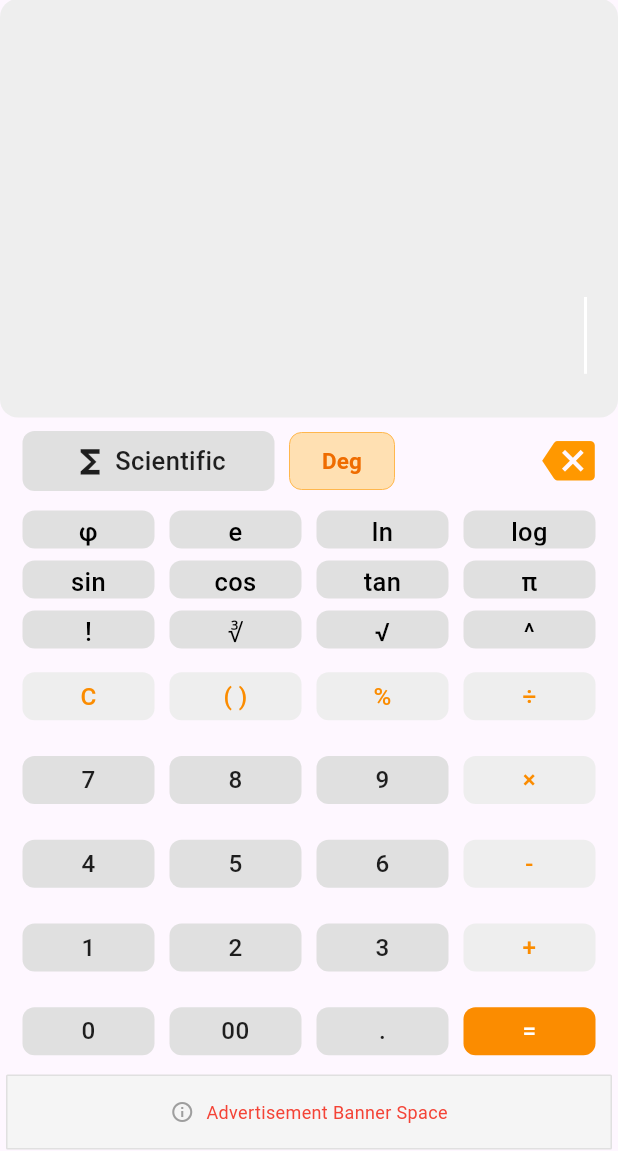
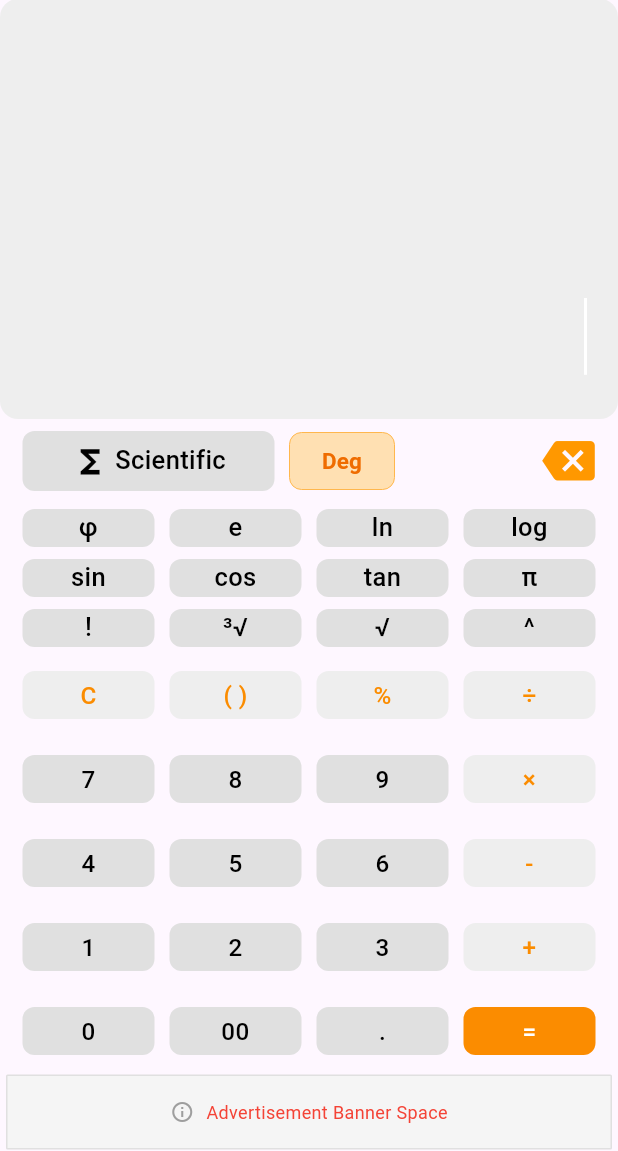
Before and after one commit to SandaruEARL/calculator, a Flutter app: the screen it shows after launch, after a tap on "Basic", on a phone screen of 412 x 824 dp, the part 85-1236 px from its top. Run offline on Flutter 3.47's test engine with Material 3 defaults, Android fonts, the phone set to English and light mode, and no system bars; our stand-ins replace dartz, get_it, math_expressions, shared_preferences.

Commit message:
UI Update

```diff
--- a/lib/features/basic_calculator/presentation/pages/basic_calculator_page.dart
+++ b/lib/features/basic_calculator/presentation/pages/basic_calculator_page.dart
@@ -194,7 +194,7 @@ class _BasicCalculatorPageState extends State<BasicCalculatorPage>
 
                     _buildExpandedButtonRow([
                       _buildExpandedButton('!', () => _handleFactorial(basicVM, sciVM), ButtonType.function),
-                      _buildExpandedButton('∛', () => _handleScientificFunction('∛', basicVM, sciVM), ButtonType.function),
+                      _buildExpandedButton('³√', () => _handleScientificFunction('³√', basicVM, sciVM), ButtonType.function),
                       _buildExpandedButton('√', () => _handleScientificFunction('√', basicVM, sciVM), ButtonType.function),
                       _buildExpandedButton('^', () => basicVM.onOperatorPressed('^'), ButtonType.operator),
                     ]),
@@ -266,7 +266,7 @@ class _BasicCalculatorPageState extends State<BasicCalculatorPage>
   Widget _buildSwapAndBackspaceRow(BasicCalculatorViewModel basicVM, ScientificCalculatorViewModel sciVM) {
     return Container(
       height: 48,
-      margin: EdgeInsets.symmetric(vertical: 5, horizontal: 10), // Minimal horizontal margin
+      margin: EdgeInsets.symmetric(vertical: 4, horizontal: 10), // Minimal horizontal margin
       child: Row(
         crossAxisAlignment: CrossAxisAlignment.center, // Center align all children
         children: [
--- a/lib/features/basic_calculator/presentation/widgets/calculator_button.dart
+++ b/lib/features/basic_calculator/presentation/widgets/calculator_button.dart
@@ -24,6 +24,7 @@ class CalculatorButton extends StatelessWidget {
   final Color? iconColor;
   final double? iconSize;
   final TextStyle? textStyle;
+  final FontWeight? fontWeight;  // Add fontWeight parameter
   final double textSizeMultiplier;
   final int flex;
   final double? width;
@@ -44,6 +45,7 @@ class CalculatorButton extends StatelessWidget {
     this.iconColor,
     this.iconSize,
     this.textStyle,
+    this.fontWeight,  // Add fontWeight parameter
     this.textSizeMultiplier = 1.0,
     this.flex = 1,
     this.width,
@@ -80,12 +82,42 @@ class CalculatorButton extends StatelessWidget {
       case ButtonType.function:
         return Colors.orange.shade600;
       default:
-        return Colors.black87;
+        return Colors.black;
     }
   }
 
-  Color _getIconColor() {
-    return iconColor ?? _getTextColor();
+  FontWeight _getFontWeight() {
+    // If fontWeight is explicitly provided, use it
+    if (fontWeight != null) {
+      return fontWeight!;
+    }
+
+    final trimmedText = text.trim();
+
+    // Special fontWeight for basic operators and functions
+    const basicOperators = {'C', '( )', '÷', '×', '-', '+','%',"="};
+    if (basicOperators.contains(trimmedText)) {
+      return FontWeight.w500; // Slightly bolder for basic operators
+    }
+
+    // Apply w500 to mathematical symbols and scientific functions
+    const lightWeightSymbols = {
+      '³√', '√', '^',
+      'sin', 'cos', 'tan', 'ln', 'log', '!',
+      'φ', 'e', 'π'
+    };
+
+    if (lightWeightSymbols.contains(trimmedText)) {
+      return FontWeight.w500;
+    }
+
+    // Keep equals button normal weight for better visibility
+    if (type == ButtonType.equals) {
+      return FontWeight.normal;
+    }
+
+    // All other buttons (numbers, parentheses, etc.) use w500
+    return FontWeight.w500;
   }
 
   double _getBaseFontSize() {
@@ -97,15 +129,9 @@ class CalculatorButton extends StatelessWidget {
       return 16.0;
     }
 
-    if (isExpandedMode) {
-      if (text.length > 4) return 10.0;
-      if (text.length > 2) return 12.0;
-      return 16.0;
-    } else {
-      if (text.length > 4) return 14.0;
-      if (text.length > 2) return 16.0;
-      return 20.0;
-    }
+    return isExpandedMode
+        ? (text.length > 4 ? 10.0 : text.length > 2 ? 12.0 : 16.0)
+        : (text.length > 4 ? 14.0 : text.length > 2 ? 16.0 : 20.0);
   }
 
   double _getDefaultHeight() {
@@ -120,25 +146,17 @@ class CalculatorButton extends StatelessWidget {
 
   Widget _buildIconShapedButton() {
     final effectiveIconSize = _getIconSize();
-    final touchAreaSize = effectiveIconSize + 1; // 8px padding on each side
-    final margin = EdgeInsets.symmetric(horizontal: 1, vertical: 0);
-
-    final containerWidth = width ?? touchAreaSize;
-    final containerHeight = height ?? touchAreaSize;
-
-    // Ensure minimum touch target size (44x44 per Material Design)
-    final finalWidth = math.max(containerWidth, 44.0);
-    final finalHeight = math.max(containerHeight, 44.0);
+    final touchAreaSize = math.max(effectiveIconSize + 8, 44.0);
 
     return Container(
-      margin: margin,
-      width: finalWidth,
-      height: finalHeight,
+      margin: EdgeInsets.symmetric(horizontal: 1, vertical: 0),
+      width: width ?? touchAreaSize,
+      height: height ?? touchAreaSize,
       child: enableTouchEffect
           ? Material(
         color: Colors.transparent,
         child: InkWell(
-          borderRadius: BorderRadius.circular(finalWidth / 2),
+          borderRadius: BorderRadius.circular(touchAreaSize / 2),
           onTap: onPressed,
           child: Container(
             decoration: BoxDecoration(
@@ -149,7 +167,7 @@ class CalculatorButton extends StatelessWidget {
               child: Icon(
                 icon,
                 size: effectiveIconSize,
-                color: _getIconColor(),
+                color: iconColor ?? _getTextColor(),
               ),
             ),
           ),
@@ -157,17 +175,11 @@ class CalculatorButton extends StatelessWidget {
       )
           : GestureDetector(
         onTap: onPressed,
-        child: Container(
-          decoration: BoxDecoration(
-            color: Colors.transparent,
-            shape: BoxShape.circle,
-          ),
-          child: Center(
-            child: Icon(
-              icon,
-              size: effectiveIconSize,
-              color: _getIconColor(),
-            ),
+        child: Center(
+          child: Icon(
+            icon,
+            size: effectiveIconSize,
+            color: iconColor ?? _getTextColor(),
           ),
         ),
       ),
@@ -176,12 +188,11 @@ class CalculatorButton extends StatelessWidget {
 
   Widget _buildRoundedButton() {
     final animatedFontSize = _getBaseFontSize() * textSizeMultiplier;
-    final margin = EdgeInsets.symmetric(horizontal: 5, vertical: 4);
 
     final buttonContent = Container(
       height: _getDefaultHeight(),
       width: width,
-      margin: margin,
+      margin: EdgeInsets.symmetric(horizontal: 5, vertical: 4),
       decoration: BoxDecoration(
         color: _getButtonColor(),
         borderRadius: BorderRadius.circular(8.0),
@@ -202,23 +213,13 @@ class CalculatorButton extends StatelessWidget {
       ),
     );
 
-    if (width == null) {
-      return Expanded(
-        flex: flex,
-        child: buttonContent,
-      );
-    }
-
-    return buttonContent;
+    return width == null
+        ? Expanded(flex: flex, child: buttonContent)
+        : buttonContent;
   }
 
   Widget _buildButtonContent(double animatedFontSize) {
-    return Container(
-      padding: EdgeInsets.symmetric(horizontal: 4, vertical: 2),
-      child: Center(
-        child: _buildButtonChild(animatedFontSize),
-      ),
-    );
+    return Center(child: _buildButtonChild(animatedFontSize));
   }
 
   Widget _buildButtonChild(double animatedFontSize) {
@@ -226,7 +227,7 @@ class CalculatorButton extends StatelessWidget {
         ? Icon(
       icon,
       size: _getIconSize(),
-      color: _getIconColor(),
+      color: iconColor ?? _getTextColor(),
     )
         : null;
 
@@ -238,17 +239,19 @@ class CalculatorButton extends StatelessWidget {
       overflow: TextOverflow.ellipsis,
       style: TextStyle(
         fontSize: animatedFontSize,
-        fontWeight: FontWeight.w500,
+        fontWeight: _getFontWeight(),
         color: _getTextColor(),
+        height: 1.0,
       ),
     )
         : null;
 
-    // If both icon and text exist, show them side by side
+    // Show both icon and text side by side if both exist
     if (iconWidget != null && textWidget != null) {
       return Row(
         mainAxisSize: MainAxisSize.min,
         mainAxisAlignment: MainAxisAlignment.center,
+        crossAxisAlignment: CrossAxisAlignment.center,
         children: [
           iconWidget,
           SizedBox(width: 4),
@@ -257,17 +260,13 @@ class CalculatorButton extends StatelessWidget {
       );
     }
 
-    // Return whichever exists
     return iconWidget ?? textWidget ?? SizedBox.shrink();
   }
 
   @override
   Widget build(BuildContext context) {
-    // Special handling for icon-shaped buttons
-    if (shape == ButtonShape.iconShaped && icon != null) {
-      return _buildIconShapedButton();
-    }
-
-    return _buildRoundedButton();
+    return shape == ButtonShape.iconShaped && icon != null
+        ? _buildIconShapedButton()
+        : _buildRoundedButton();
   }
 }
```
